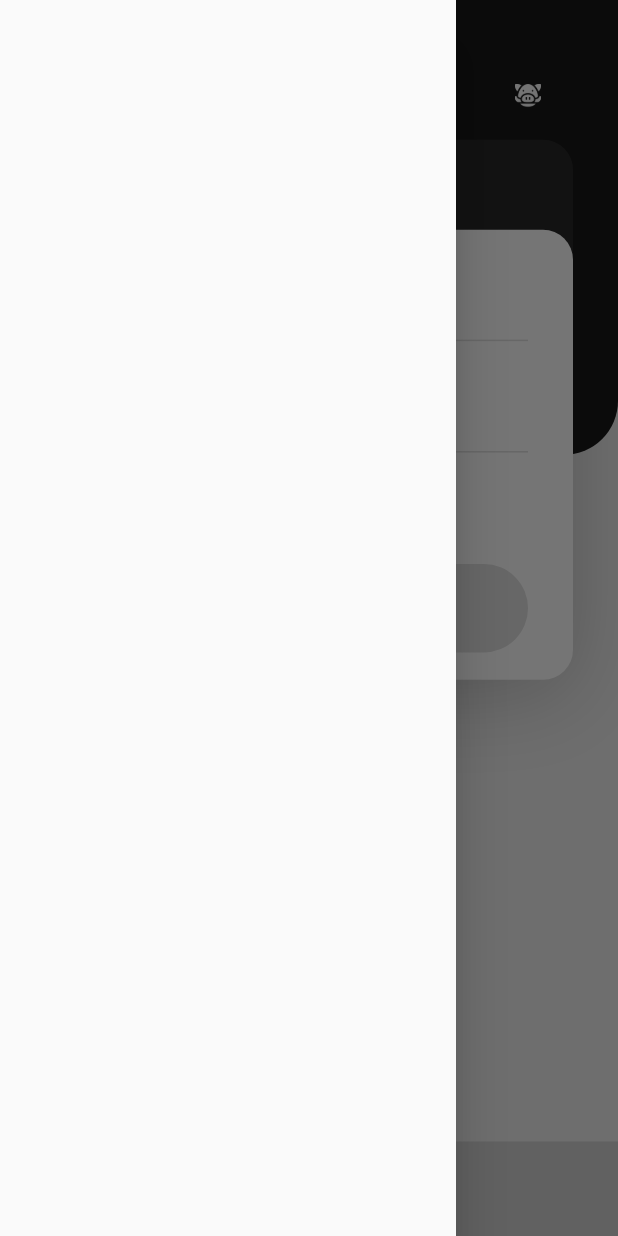
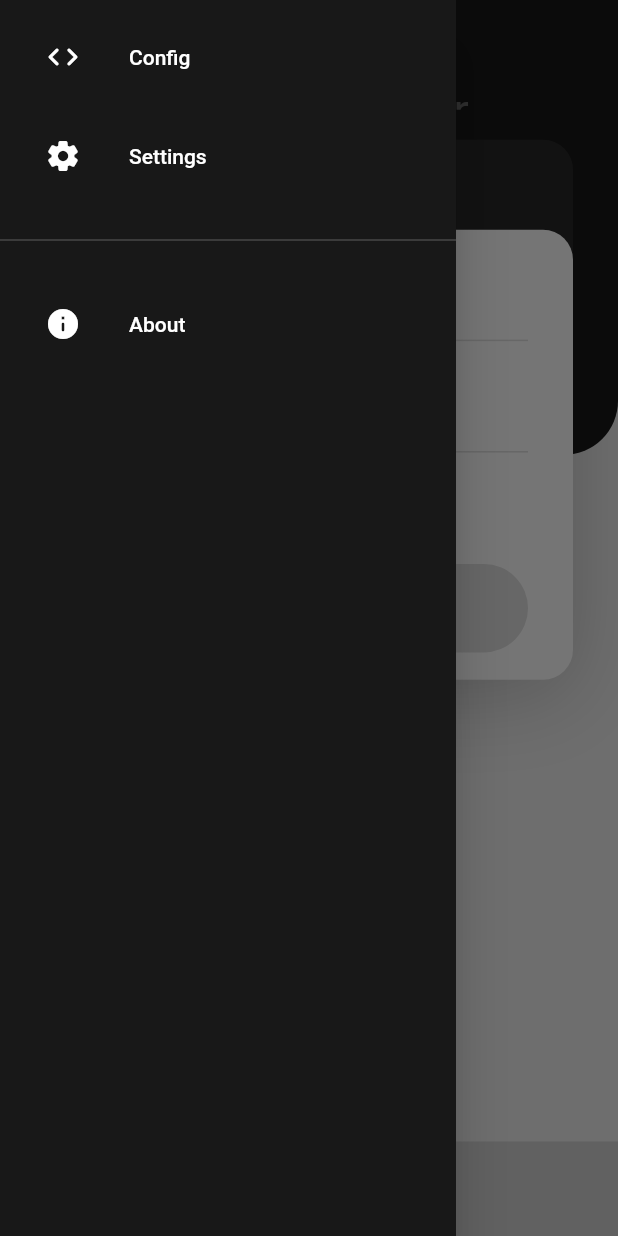
Before and after one commit to sayansil/Ecosystem-companion, a Flutter app: the screen it shows after launch, with the side drawer open, on a phone screen of 412 x 824 dp. Run offline on Flutter 3.47's test engine with Material 2 defaults, Android fonts, the phone set to English and light mode, and no system bars; our stand-ins replace flutter_svg.

Commit message:
Navbar is taking shape

```diff
--- a/lib/screens/home/components/body.dart
+++ b/lib/screens/home/components/body.dart
@@ -167,53 +167,7 @@ class _BodyState extends State<Body> {
                                                 borderRadius: BorderRadius.circular(10)
                                             ),
                                         ) : Container(
-                                            alignment: Alignment.center,
-                                            child: IconButton(
-                                                icon: const Icon(Icons.delete),
-                                                color: colorSecondary,
-                                                iconSize: 35,
-                                                onPressed:(){ clearSets();  },
-                                            ),
-                                            decoration: BoxDecoration(
-                                                color: Colors.white,
-                                                borderRadius: BorderRadius.circular(10)
-                                            ),
-                                        );
-                                    },
-                                ),
-                            ),
-
-                            Positioned(
-                                top: size.height*0.3 - 210,
-                                left: 0,
-                                right: 0,
-                                child: Container(
-                                    height: 100,
-                                    margin: EdgeInsets.symmetric(horizontal: defaultPadding),
-                                    padding: EdgeInsets.symmetric(horizontal: defaultPadding),
-                                    decoration: BoxDecoration(
-                                        color: colorPrimaryLight,
-                                        borderRadius: BorderRadius.only(
-                                            topLeft: Radius.circular(20), topRight: Radius.circular(20)
-                                        ),
-                                        boxShadow: [
-                                            BoxShadow(
-                                                offset: Offset(0, 10),
-                                                blurRadius: 50,
-                                                color: colorPrimary.withOpacity(0.23),
-                                            ),
-                                        ],
-                                    ),
-                                    child: TextField(
-                                        style: TextStyle(
-                                            fontSize: 18.0,
-                                            color: Colors.white.withOpacity(0.8)
-                                        ),
-                                        keyboardType: TextInputType.number,
-                                        inputFormatters: <TextInputFormatter>[
-                                            FilteringTextInputFormatter.digitsOnly
-                                        ],
-                                        decoration: InputDecoration(
+                                            alignment: Alignment.center, child: IconButton( icon: const Icon(Icons.delete), color: colorSecondary, iconSize: 35, onPressed:(){ clearSets();  },), decoration: BoxDecoration( color: Colors.white, borderRadius: BorderRadius.circular(10)),); },),), Container( constraints: BoxConstraints(maxWidth: 600), height: 100, margin: EdgeInsets.only( left: defaultPadding, right: defaultPadding, top: size.height*0.3 - 210,), padding: EdgeInsets.symmetric(horizontal: defaultPadding), decoration: BoxDecoration( color: colorPrimaryLight, borderRadius: BorderRadius.only( topLeft: Radius.circular(20), topRight: Radius.circular(20)), boxShadow: [ BoxShadow( offset: Offset(0, 10), blurRadius: 50, color: colorPrimary.withOpacity(0.23),), ],), child: TextField( style: TextStyle( fontSize: 18.0, color: Colors.white.withOpacity(0.8)), keyboardType: TextInputType.number, inputFormatters: <TextInputFormatter>[ FilteringTextInputFormatter.digitsOnly ], decoration: InputDecoration(
                                         labelText: "Years to Simulate",
                                         labelStyle: TextStyle(color: Colors.white.withOpacity(0.5)),
                                         enabledBorder: InputBorder.none,
@@ -223,15 +177,15 @@ class _BodyState extends State<Body> {
                                     controller: textYearsController,
                                 ),
                             ),
+
+                            Container(
+                                constraints: BoxConstraints(maxWidth: 600),
+                                height: 300,
+                                margin: EdgeInsets.only(
+                                    left: defaultPadding,
+                                    right: defaultPadding,
+                                    top: size.height*0.3 - 150,
                                 ),
-
-                            Positioned(
-                                top: size.height*0.3 - 150,
-                                left: 0,
-                                right: 0,
-                                child: Container(
-                                    height: 300,
-                                    margin: EdgeInsets.symmetric(horizontal: defaultPadding),
                                 padding: EdgeInsets.symmetric(horizontal: defaultPadding),
                                 decoration: BoxDecoration(
                                     color: Colors.white,
@@ -360,7 +314,6 @@ class _BodyState extends State<Body> {
                                         ),
                                     ]
                                 ),
-                                )
                             ),
 
                             Positioned(
--- a/lib/screens/home/components/header.dart
+++ b/lib/screens/home/components/header.dart
@@ -24,11 +24,9 @@ class BodyHeader extends StatelessWidget {
             ),
             child: Row(
                 children: <Widget>[
-                    Spacer(),
-                    Image.asset(
-                        "assets/images/icon_white.png",
-                        width: 60,
-                        height: 60,
+                    Text(
+                        "Ecosystem Simulator",
+                        style: TextStyle(fontSize: 30),
                     ),
                 ],
             ),
--- a/lib/screens/navdrawer/navdrawer.dart
+++ b/lib/screens/navdrawer/navdrawer.dart
@@ -5,6 +5,37 @@ class NavigationDrawer extends StatelessWidget {
     @override
     Widget build(BuildContext context) {
         return Drawer(
+            child: Material(
+                color: colorPrimary,
+                child:ListView(
+                    children: <Widget>[
+                        const SizedBox(height:10),
+                        buildMenuItem(text: "Config", icon: Icons.code_rounded),
+                        const SizedBox(height:10),
+                        buildMenuItem(text: "Settings", icon: Icons.settings_rounded),
+                        const SizedBox(height:20),
+                        Divider(color: Colors.white30),
+                        const SizedBox(height:20),
+                        buildMenuItem(text: "About", icon: Icons.info_rounded),
+                    ],
+                ),
+            ),
+        );
+    }
+
+    Widget buildMenuItem({
+        required String text,
+        required IconData icon
+    }) {
+        final color = Colors.white;
+        final hoverColor = Colors.white10;
+
+        return ListTile(
+            contentPadding: EdgeInsets.symmetric(horizontal: defaultPadding),
+            leading: Icon(icon, color:color),
+            title: Text(text, style: TextStyle(color: color)),
+            hoverColor: hoverColor,
+            onTap: (){},
         );
     }
 }
```
Lines whose indentation alone changed are shown as unchanged.
